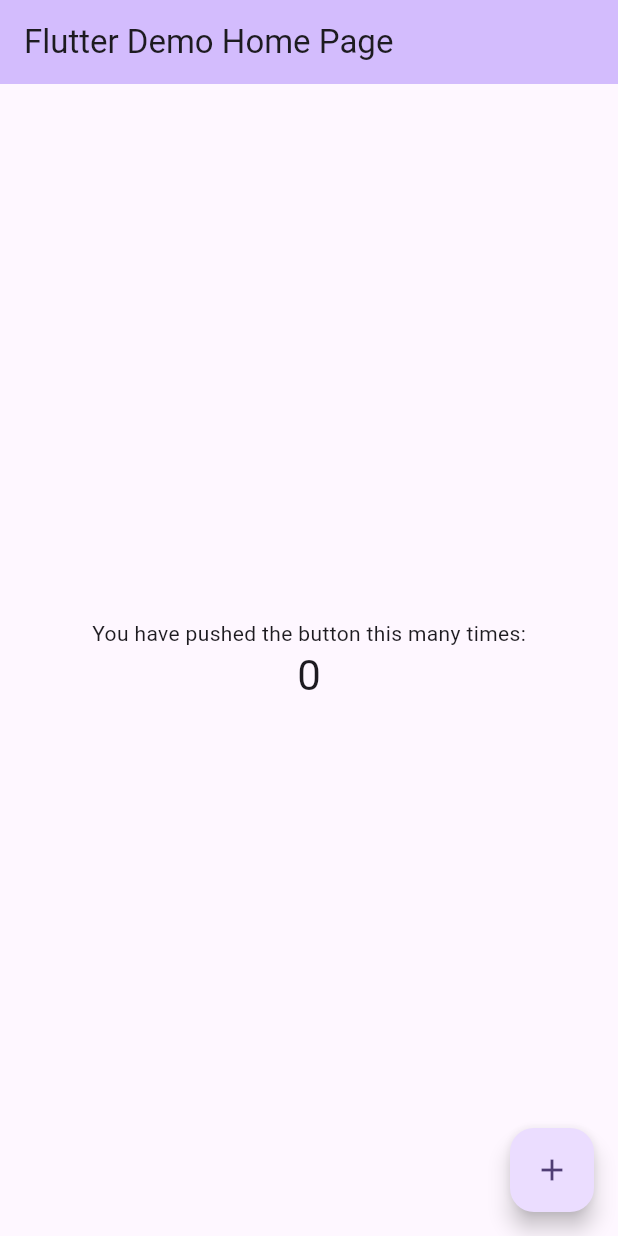
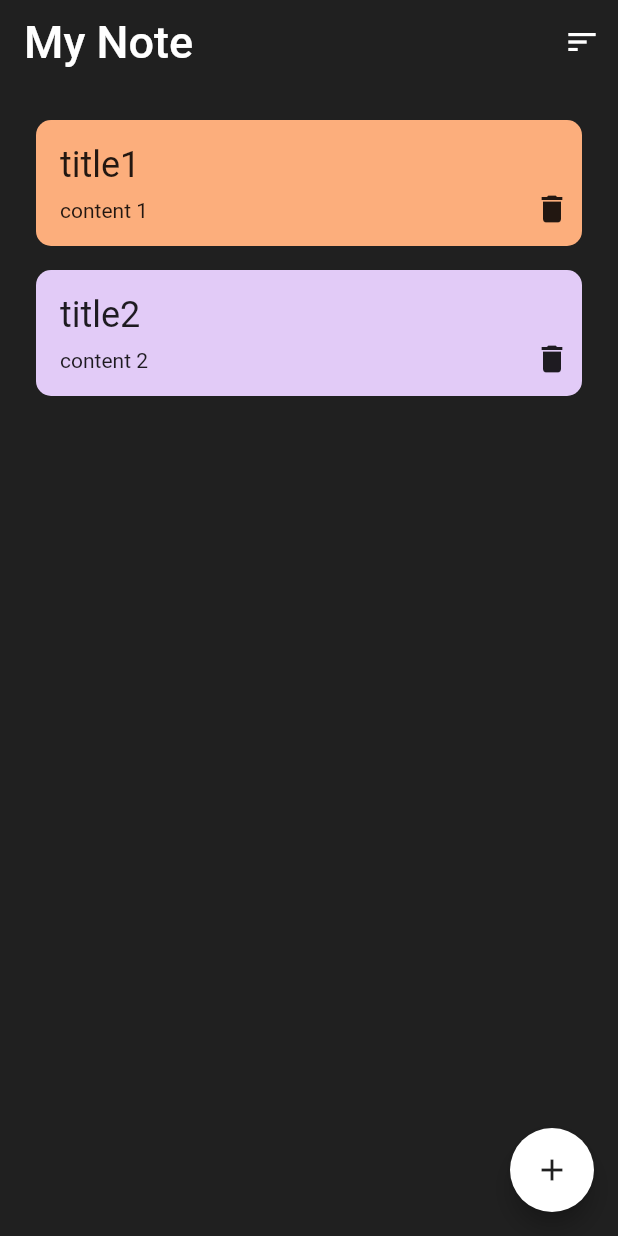
Before and after one commit to AngieEJJ/note-app, a Flutter app: the screen it shows after launch, on a phone screen of 412 x 824 dp. Run offline on Flutter 3.47's test engine with Material 3 defaults, Android fonts, the phone set to English and light mode, and no system bars; our stand-ins replace freezed_annotation, sqflite; missing offline and left inert: dart:ffi; accounts and stored records are empty.

Commit message:
첫화면 UI 생성

```diff
--- a/lib/main.dart
+++ b/lib/main.dart
@@ -1,4 +1,6 @@
 import 'package:flutter/material.dart';
+import 'package:note_app/presentation/notes/notes_screen.dart';
+import 'package:note_app/ui/color.dart';
 
 void main() {
   runApp(const MyApp());
@@ -7,119 +9,26 @@ void main() {
 class MyApp extends StatelessWidget {
   const MyApp({super.key});
 
-  // This widget is the root of your application.
   @override
   Widget build(BuildContext context) {
     return MaterialApp(
+      debugShowCheckedModeBanner: false,
       title: 'Flutter Demo',
       theme: ThemeData(
-        // This is the theme of your application.
-        //
-        // TRY THIS: Try running your application with "flutter run". You'll see
-        // the application has a purple toolbar. Then, without quitting the app,
-        // try changing the seedColor in the colorScheme below to Colors.green
-        // and then invoke "hot reload" (save your changes or press the "hot
-        // reload" button in a Flutter-supported IDE, or press "r" if you used
-        // the command line to start the app).
-        //
-        // Notice that the counter didn't reset back to zero; the application
-        // state is not lost during the reload. To reset the state, use hot
-        // restart instead.
-        //
-        // This works for code too, not just values: Most code changes can be
-        // tested with just a hot reload.
-        colorScheme: ColorScheme.fromSeed(seedColor: Colors.deepPurple),
-        useMaterial3: true,
+        useMaterial3: false,
+        canvasColor: darkGrey,
+        primaryColor: Colors.white,
+        floatingActionButtonTheme:
+          Theme.of(context).floatingActionButtonTheme.copyWith(
+              backgroundColor: Colors.white,
+            foregroundColor:  darkGrey,
+          ),
+        appBarTheme:
+          Theme.of(context).appBarTheme.copyWith(
+            backgroundColor: darkGrey,
+          )
       ),
-      home: const MyHomePage(title: 'Flutter Demo Home Page'),
+      home: const NoteScreen()
     );
   }
 }
-
-class MyHomePage extends StatefulWidget {
-  const MyHomePage({super.key, required this.title});
-
-  // This widget is the home page of your application. It is stateful, meaning
-  // that it has a State object (defined below) that contains fields that affect
-  // how it looks.
-
-  // This class is the configuration for the state. It holds the values (in this
-  // case the title) provided by the parent (in this case the App widget) and
-  // used by the build method of the State. Fields in a Widget subclass are
-  // always marked "final".
-
-  final String title;
-
-  @override
-  State<MyHomePage> createState() => _MyHomePageState();
-}
-
-class _MyHomePageState extends State<MyHomePage> {
-  int _counter = 0;
-
-  void _incrementCounter() {
-    setState(() {
-      // This call to setState tells the Flutter framework that something has
-      // changed in this State, which causes it to rerun the build method below
-      // so that the display can reflect the updated values. If we changed
-      // _counter without calling setState(), then the build method would not be
-      // called again, and so nothing would appear to happen.
-      _counter++;
-    });
-  }
-
-  @override
-  Widget build(BuildContext context) {
-    // This method is rerun every time setState is called, for instance as done
-    // by the _incrementCounter method above.
-    //
-    // The Flutter framework has been optimized to make rerunning build methods
-    // fast, so that you can just rebuild anything that needs updating rather
-    // than having to individually change instances of widgets.
-    return Scaffold(
-      appBar: AppBar(
-        // TRY THIS: Try changing the color here to a specific color (to
-        // Colors.amber, perhaps?) and trigger a hot reload to see the AppBar
-        // change color while the other colors stay the same.
-        backgroundColor: Theme.of(context).colorScheme.inversePrimary,
-        // Here we take the value from the MyHomePage object that was created by
-        // the App.build method, and use it to set our appbar title.
-        title: Text(widget.title),
-      ),
-      body: Center(
-        // Center is a layout widget. It takes a single child and positions it
-        // in the middle of the parent.
-        child: Column(
-          // Column is also a layout widget. It takes a list of children and
-          // arranges them vertically. By default, it sizes itself to fit its
-          // children horizontally, and tries to be as tall as its parent.
-          //
-          // Column has various properties to control how it sizes itself and
-          // how it positions its children. Here we use mainAxisAlignment to
-          // center the children vertically; the main axis here is the vertical
-          // axis because Columns are vertical (the cross axis would be
-          // horizontal).
-          //
-          // TRY THIS: Invoke "debug painting" (choose the "Toggle Debug Paint"
-          // action in the IDE, or press "p" in the console), to see the
-          // wireframe for each widget.
-          mainAxisAlignment: MainAxisAlignment.center,
-          children: <Widget>[
-            const Text(
-              'You have pushed the button this many times:',
-            ),
-            Text(
-              '$_counter',
-              style: Theme.of(context).textTheme.headlineMedium,
-            ),
-          ],
-        ),
-      ),
-      floatingActionButton: FloatingActionButton(
-        onPressed: _incrementCounter,
-        tooltip: 'Increment',
-        child: const Icon(Icons.add),
-      ), // This trailing comma makes auto-formatting nicer for build methods.
-    );
-  }
-}
--- /dev/null
+++ b/lib/presentation/notes/components/note_item.dart
@@ -0,0 +1,55 @@
+import 'package:flutter/material.dart';
+import 'package:note_app/domain/model/note.dart';
+
+class NoteItem extends StatelessWidget {
+  final Note note;
+  final Function? onDeleteTap;
+
+  const NoteItem({super.key, required this.note, this.onDeleteTap});
+
+  @override
+  Widget build(BuildContext context) {
+    return Padding(
+      padding: const EdgeInsets.all(8.0),
+      child: Stack(children: [
+        Container(
+            width: double.infinity,
+            padding: const EdgeInsets.all(16),
+            decoration: BoxDecoration(
+              borderRadius: BorderRadius.circular(10),
+              color: Color(note.color),
+            ),
+            child: Column(
+              crossAxisAlignment: CrossAxisAlignment.start,
+              children: [
+                Text(
+                  note.title,
+                  style: Theme.of(context).textTheme.headlineSmall,
+                  maxLines: 1,
+                  overflow: TextOverflow.ellipsis,
+                ),
+                const SizedBox(
+                  height: 8,
+                ),
+                Text(
+                  note.content,
+                  style: Theme.of(context).textTheme.bodyMedium,
+                  maxLines: 5,
+                  overflow: TextOverflow.ellipsis,
+                ),
+              ],
+            )),
+        Positioned(
+          bottom: 13,
+          right: 8,
+          child: GestureDetector(
+            onTap: () {
+              onDeleteTap?.call();
+            },
+            child: const Icon(Icons.delete),
+          ),
+        )
+      ]),
+    );
+  }
+}
--- /dev/null
+++ b/lib/presentation/notes/notes_screen.dart
@@ -0,0 +1,53 @@
+import 'package:flutter/material.dart';
+import 'package:note_app/domain/model/note.dart';
+import 'package:note_app/presentation/notes/components/note_item.dart';
+import 'package:note_app/ui/color.dart';
+
+class NoteScreen extends StatelessWidget {
+  const NoteScreen({super.key});
+
+  @override
+  Widget build(BuildContext context) {
+    return Scaffold(
+        appBar: AppBar(
+          title: const Text(
+            'My Note',
+            style: TextStyle(fontSize: 30),
+          ),
+          actions: [
+            IconButton(
+              onPressed: () {},
+              icon: const Icon(Icons.sort),
+            )
+          ],
+          elevation: 0,
+        ),
+        floatingActionButton: FloatingActionButton(
+          onPressed: () {},
+          child: const Icon(Icons.add),
+        ),
+        body: Padding(
+          padding: const EdgeInsets.all(16.0),
+          child: ListView(
+            children: [
+              NoteItem(
+                  note: Note(
+                    title: 'title1',
+                      content: 'content 1',
+                      color: orange.value, //해당 색의 int값을 가져온다.
+                      timestamp: 1,
+                  ),
+              ),
+              NoteItem(
+                note: Note(
+                  title: 'title2',
+                  content: 'content 2',
+                  color: purple.value,
+                  timestamp: 2,
+                ),
+              ),
+            ],
+          ),
+        ));
+  }
+}
--- /dev/null
+++ b/lib/ui/color.dart
@@ -0,0 +1,10 @@
+import 'dart:ui';
+
+const roseBud = Color(0xFFFA9189);
+const orange = Color(0xFFFCAE7C);
+const purple = Color(0xFFE2CBF7);
+const skyBlue = Color(0xFFD6F6FF);
+const yellow = Color(0xFFF9FFB5);
+
+const darkGrey = Color(0xFF202020);
+const lightBlue = Color(0xFFD7E8DE);
```
